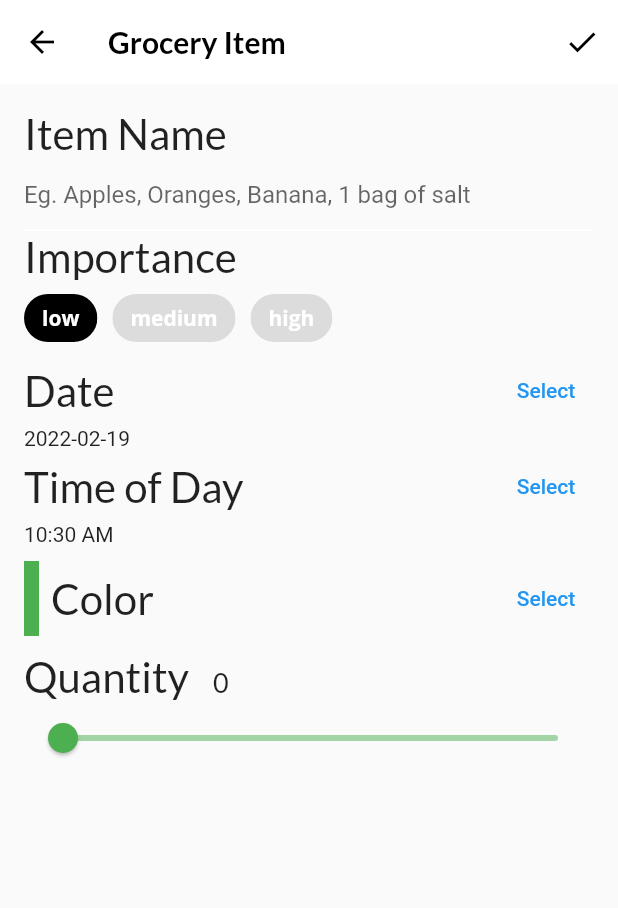
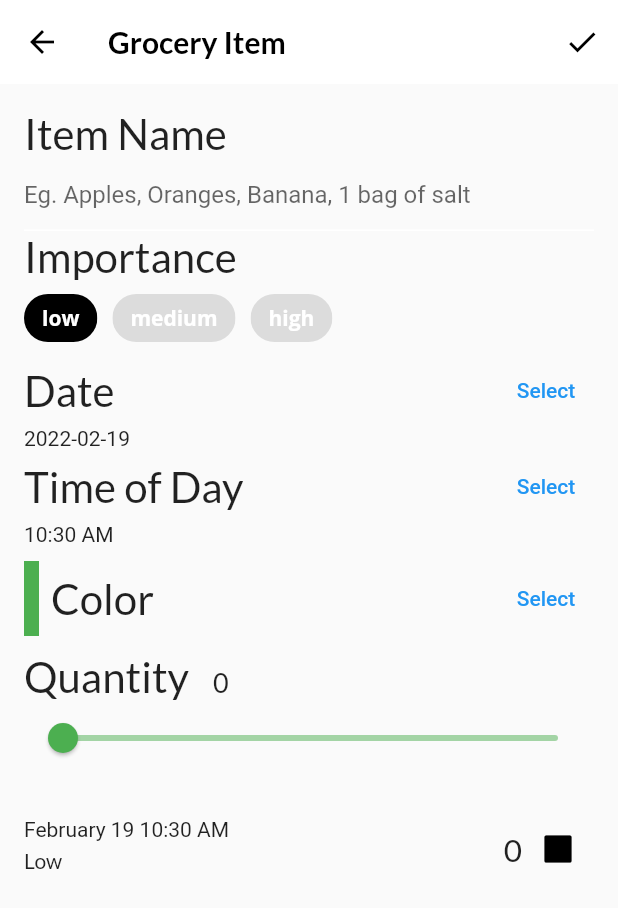
Before and after one commit to inforsrinivasan/RecipeSocial, a Flutter app: the screen it shows after launch, item 3 of the bottom bar chosen, after a tap on the "add" icon, on a phone screen of 412 x 824 dp. Shown: the top 908 px of the screen. Run offline on Flutter 3.47's test engine with Material 2 defaults, Android fonts, the phone set to English and light mode, and no system bars; our stand-ins replace flutter_colorpicker, google_fonts; project files that could hold a hidden picture were left out.

Commit message:
add grocery list screen. add swipe to delete and add gesture to navigate to item detail route. use indexed stack to preserve state of different inices in a tab manager

```diff
--- /dev/null
+++ b/lib/components/grocery_tile.dart
@@ -0,0 +1,93 @@
+import 'package:flutter/material.dart';
+import 'package:google_fonts/google_fonts.dart';
+import 'package:intl/intl.dart';
+import '../models/grocery_item.dart';
+
+class GroceryTile extends StatelessWidget {
+  final GroceryItem item;
+  final Function(bool?)? onComplete;
+  final TextDecoration textDecoration;
+
+  GroceryTile({
+    Key? key,
+    required this.item,
+    this.onComplete,
+  })  : textDecoration =
+            item.isComplete ? TextDecoration.lineThrough : TextDecoration.none,
+        super(key: key);
+
+  @override
+  Widget build(BuildContext context) {
+    return Container(
+      height: 100.0,
+      child: Row(
+        mainAxisAlignment: MainAxisAlignment.spaceBetween,
+        children: [
+          Column(
+            crossAxisAlignment: CrossAxisAlignment.start,
+            children: [
+              Text(item.name,
+                  style: GoogleFonts.lato(
+                      decoration: textDecoration,
+                      fontSize: 21.0,
+                      fontWeight: FontWeight.bold)),
+              const SizedBox(height: 4),
+              buildDate(),
+              const SizedBox(height: 4),
+              buildImportance()
+            ],
+          ),
+          Row(
+            children: [
+              Text(
+                item.quantity.toString(),
+                style: GoogleFonts.lato(
+                    decoration: textDecoration, fontSize: 21.0),
+              ),
+              buildCheckbox()
+            ],
+          )
+        ],
+      ),
+    );
+  }
+
+  Widget buildImportance() {
+    if (item.importance == Importance.low) {
+      return Text(
+        'Low',
+        style: GoogleFonts.lato(decoration: textDecoration),
+      );
+    } else if (item.importance == Importance.medium) {
+      return Text(
+        'Medium',
+        style: GoogleFonts.lato(
+            fontWeight: FontWeight.w800, decoration: textDecoration),
+      );
+    } else if (item.importance == Importance.high) {
+      return Text(
+        'Medium',
+        style: GoogleFonts.lato(
+            color: Colors.red,
+            fontWeight: FontWeight.w900,
+            decoration: textDecoration),
+      );
+    } else {
+      throw Exception('This importance type does not exist');
+    }
+  }
+
+  Widget buildDate() {
+    final dateFormatter = DateFormat('MMMM dd h:mm a');
+    final dateString = dateFormatter.format(item.date);
+
+    return Text(
+      dateString,
+      style: TextStyle(decoration: textDecoration),
+    );
+  }
+
+  Widget buildCheckbox() {
+    return Checkbox(value: item.isComplete, onChanged: onComplete);
+  }
+}
--- a/lib/home.dart
+++ b/lib/home.dart
@@ -32,7 +32,7 @@ class _HomeState extends State<Home> {
               style: Theme.of(context).textTheme.headline6,
             ),
           ),
-          body: pages[tabManager.selectedTab],
+          body: IndexedStack(index: tabManager.selectedTab, children: pages),
           bottomNavigationBar: BottomNavigationBar(
             selectedItemColor:
                 Theme.of(context).textSelectionTheme.selectionColor,
--- a/lib/screens/grocery_item_screen.dart
+++ b/lib/screens/grocery_item_screen.dart
@@ -1,4 +1,5 @@
 import 'package:flutter/material.dart';
+import 'package:fooderlich/components/grocery_tile.dart';
 import 'package:google_fonts/google_fonts.dart';
 import 'package:flutter_colorpicker/flutter_colorpicker.dart';
 import 'package:intl/intl.dart';
@@ -67,7 +68,20 @@ class _GroceryItemScreenState extends State<GroceryItemScreen> {
           IconButton(
             icon: const Icon(Icons.check),
             onPressed: () {
-              // TODO: add callback handler
+              final groceryItem = GroceryItem(
+                  id: widget.originalItem?.id ?? const Uuid().v1(),
+                  name: _nameController.text,
+                  importance: _importance,
+                  color: _currentColor,
+                  quantity: _currentSliderValue,
+                  date: DateTime(_dueDate.year, _dueDate.month, _dueDate.day,
+                      _dueDate.hour, _dueDate.minute));
+
+              if (widget.isUpdating) {
+                widget.onUpdate(groceryItem);
+              } else {
+                widget.onCreate(groceryItem);
+              }
             },
           )
         ],
@@ -88,8 +102,16 @@ class _GroceryItemScreenState extends State<GroceryItemScreen> {
             const SizedBox(height: 10),
             buildCOlorPicker(),
             const SizedBox(height: 10),
-            buildQuantityField()
-            // aadd grocery title
+            buildQuantityField(),
+            GroceryTile(
+                item: GroceryItem(
+                    id: 'previewMode',
+                    name: _name,
+                    importance: _importance,
+                    color: _currentColor,
+                    quantity: _currentSliderValue,
+                    date: DateTime(_dueDate.year, _dueDate.month, _dueDate.day,
+                        _dueDate.hour, _dueDate.minute)))
           ],
         ),
       ),
--- a/lib/screens/grocery_screen.dart
+++ b/lib/screens/grocery_screen.dart
@@ -1,8 +1,9 @@
 import 'package:flutter/material.dart';
 import 'empty_grocery_screen.dart';
 import 'package:provider/provider.dart';
-import 'package:fooderlich/models/models.dart';
+import '../models/models.dart';
 import 'grocery_item_screen.dart';
+import 'grocery_list_screen.dart';
 
 class GroceryScreen extends StatelessWidget {
   const GroceryScreen({Key? key}) : super(key: key);
@@ -36,8 +37,7 @@ class GroceryScreen extends StatelessWidget {
     return Consumer<GroceryManager>(
       builder: (context, manager, child) {
         if (manager.groceryItems.isNotEmpty) {
-          // TODO: Add grocery list screen
-          return Container();
+          return GroceryListScreen(groceryManager: manager);
         } else {
           return const EmptyGroceryScreen();
         }
```
Also changed, not shown: lib/screens/grocery_list_screen.dart (added, +78 -0 lines).
